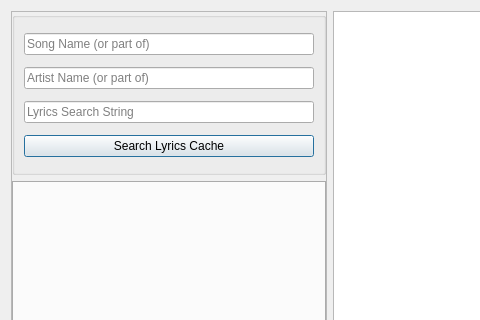
Old version of the form source_ui/lyrics_search_dialog.ui in the repository TheRealBanana/bLyrics; both pictures show x 0 to 480 and y 0 to 320 of the 600 by 600 pixel window.
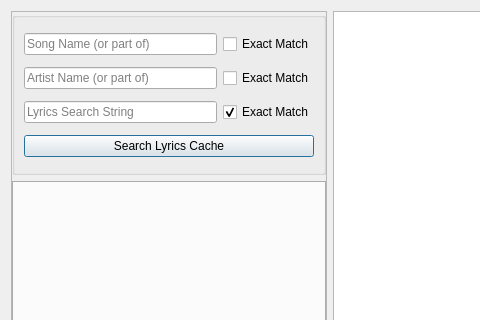
New version of the form.

Commit message: Added exact/fuzzy matching

```diff
--- a/source_ui/lyrics_search_dialog.ui
+++ b/source_ui/lyrics_search_dialog.ui
@@ -46,8 +46,8 @@
           <verstretch>2</verstretch>
          </sizepolicy>
         </property>
-        <layout class="QVBoxLayout" name="verticalLayout_2">
-         <item>
+        <layout class="QGridLayout" name="gridLayout">
+         <item row="0" column="0">
           <widget class="QLineEdit" name="songNameInput">
            <property name="frame">
             <bool>true</bool>
@@ -57,21 +57,48 @@
            </property>
           </widget>
          </item>
-         <item>
+         <item row="0" column="1">
+          <widget class="QCheckBox" name="exactMatchCheckbox_Song">
+           <property name="text">
+            <string>Exact Match</string>
+           </property>
+          </widget>
+         </item>
+         <item row="1" column="0">
           <widget class="QLineEdit" name="artistNameInput">
            <property name="placeholderText">
             <string>Artist Name (or part of)</string>
            </property>
           </widget>
          </item>
-         <item>
+         <item row="1" column="1">
+          <widget class="QCheckBox" name="exactMatchCheckbox_Artist">
+           <property name="text">
+            <string>Exact Match</string>
+           </property>
+          </widget>
+         </item>
+         <item row="2" column="0">
           <widget class="QLineEdit" name="lyricsSearchStringInput">
            <property name="placeholderText">
             <string>Lyrics Search String</string>
            </property>
           </widget>
          </item>
-         <item>
+         <item row="2" column="1">
+          <widget class="QCheckBox" name="exactMatchCheckbox_SearchString">
+           <property name="text">
+            <string>Exact Match</string>
+           </property>
+           <property name="checked">
+            <bool>true</bool>
+           </property>
+           <property name="tristate">
+            <bool>false</bool>
+           </property>
+          </widget>
+         </item>
+         <item row="3" column="0" colspan="2">
           <widget class="QPushButton" name="searchButton">
            <property name="text">
             <string>Search Lyrics Cache</string>
```
Left out of the diff: 3 changed lines with no effect on the pictures. The commit also changes 6 other files.
